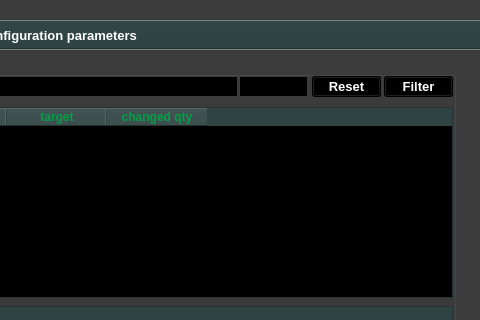
Before: the Qt Designer form ui/yr-db-runtime-verif-main-window.ui in yerothd/yr-db-runtime-verif, drawn with Qt 5; both pictures show x 320 to 800 and y 0 to 320 of the 800 by 600 pixel window.
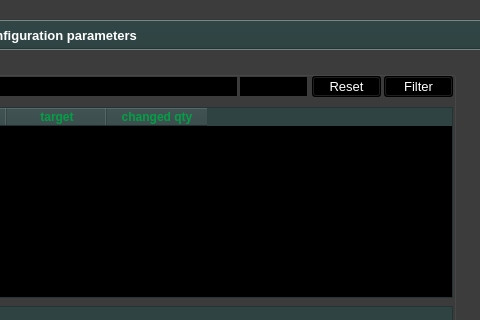
After: the same form once the commit is applied. Icons and pictures are not drawn. Custom widgets are drawn as their Qt base class.

The edit to the form file:
```diff
--- a/ui/yr-db-runtime-verif-main-window.ui
+++ b/ui/yr-db-runtime-verif-main-window.ui
@@ -5621,8 +5621,8 @@
      <property name="font">
       <font>
        <pointsize>10</pointsize>
-       <weight>75</weight>
-       <bold>true</bold>
+       <weight>50</weight>
+       <bold>false</bold>
       </font>
      </property>
      <property name="toolTip">
@@ -6559,8 +6559,8 @@
      <property name="font">
       <font>
        <pointsize>10</pointsize>
-       <weight>75</weight>
-       <bold>true</bold>
+       <weight>50</weight>
+       <bold>false</bold>
       </font>
      </property>
      <property name="toolTip">
```
Left out of the diff: 8 changed lines with no effect on the pictures.
